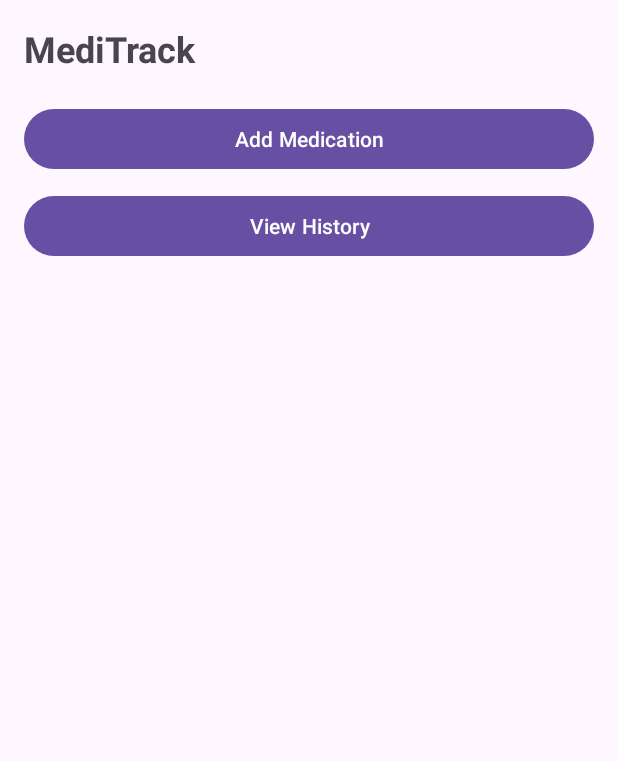
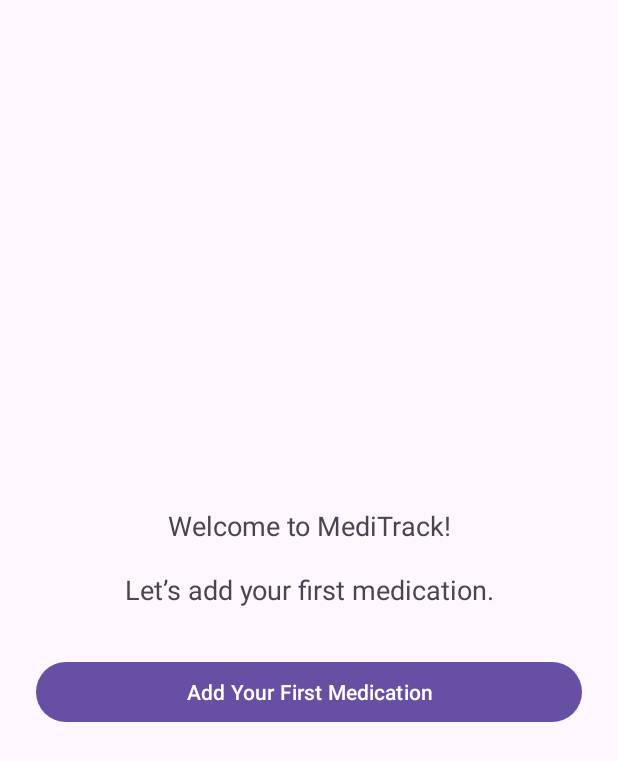
Before and after one commit to S00201014-ATU/MediTrack, an Android app: the screen it shows after launch (MainActivity before the commit, WelcomeActivity after it), on a phone screen of 412 x 824 dp. Shown: the top 761 px of the screen. Run offline under Robolectric (Android 15) with nearby library versions, the phone set to English and light mode, and no system bars.

Commit message:
Added welcome screen for first app launch

```diff
--- /dev/null
+++ b/app/src/main/java/com/example/meditrack/WelcomeActivity.java
@@ -0,0 +1,30 @@
+package com.example.meditrack;
+
+import android.content.Intent;
+import android.content.SharedPreferences;
+import android.os.Bundle;
+import android.widget.Button;
+
+import androidx.appcompat.app.AppCompatActivity;
+
+public class WelcomeActivity extends AppCompatActivity {
+
+    @Override
+    protected void onCreate(Bundle savedInstanceState) {
+        super.onCreate(savedInstanceState);
+
+        setContentView(R.layout.activity_welcome);
+
+        Button btnStart = findViewById(R.id.btnStart);
+        btnStart.setOnClickListener(v -> {
+            // Save flag so we don’t show this again
+            SharedPreferences prefs = getSharedPreferences("MediTrackPrefs", MODE_PRIVATE);
+            prefs.edit().putBoolean("firstRun", false).apply();
+
+            // Go to AddMedication screen
+            Intent intent = new Intent(WelcomeActivity.this, AddMedicationActivity.class);
+            startActivity(intent);
+            finish();
+        });
+    }
+}
--- /dev/null
+++ b/app/src/main/res/layout/activity_welcome.xml
@@ -0,0 +1,23 @@
+<?xml version="1.0" encoding="utf-8"?>
+<LinearLayout xmlns:android="http://schemas.android.com/apk/res/android"
+    android:layout_width="match_parent"
+    android:layout_height="match_parent"
+    android:gravity="center"
+    android:orientation="vertical"
+    android:padding="24dp">
+
+    <TextView
+        android:id="@+id/txtWelcome"
+        android:layout_width="wrap_content"
+        android:layout_height="wrap_content"
+        android:text="Welcome to MediTrack!\n\nLet’s add your first medication."
+        android:textSize="18sp"
+        android:gravity="center"
+        android:paddingBottom="32dp" />
+
+    <Button
+        android:id="@+id/btnStart"
+        android:layout_width="match_parent"
+        android:layout_height="wrap_content"
+        android:text="Add Your First Medication" />
+</LinearLayout>
```
Also changed, not shown: app/src/main/AndroidManifest.xml (+7 -2 lines), app/src/main/java/com/example/meditrack/MainActivity.java (+12 -0 lines).
